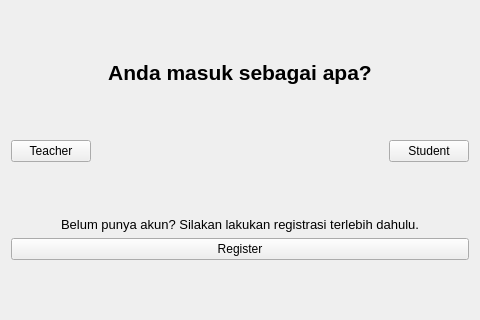
Before: the Qt Designer form ui/page1.ui in Thisyath/tubes-, drawn with Qt 5.
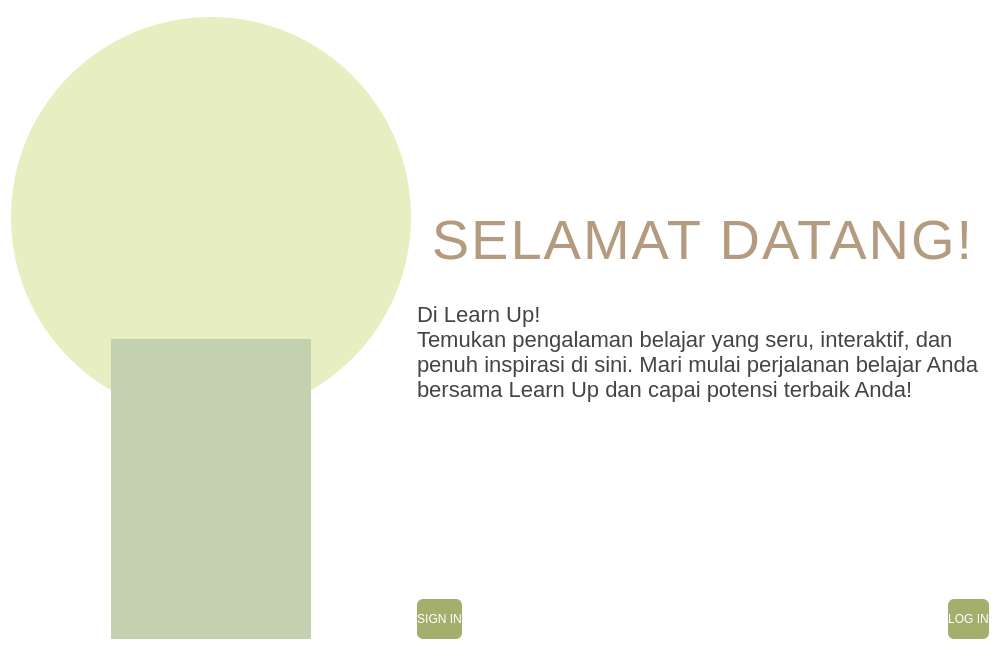
After: the same form once the commit is applied.

Commit message: ui masih berantakan

Patch:
```diff
--- a/ui/page1.ui
+++ b/ui/page1.ui
@@ -6,99 +6,187 @@
    <rect>
     <x>0</x>
     <y>0</y>
-    <width>480</width>
-    <height>320</height>
+    <width>1000</width>
+    <height>650</height>
    </rect>
   </property>
-  <property name="windowTitle">
-   <string>Pilih Peran</string>
-  </property>
-  <layout class="QVBoxLayout" name="verticalLayout">
-   <item>
-    <spacer name="verticalSpacerTop">
-     <property name="orientation">
-      <enum>Qt::Vertical</enum>
-     </property>
-     <property name="sizeHint" stdset="0">
+  <property name="minimumSize">
       <size>
-       <width>20</width>
-       <height>30</height>
-      </size>
-     </property>
-    </spacer>
-   </item>
+    <width>1000</width>
+    <height>650</height>
+   </size>
+  </property>
+  <property name="styleSheet">
+   <string notr="true">
+QWidget {
+    background-color: #ffffff;
+}
+#headerBG {
+    background-color: #e1e7b5;
+}
+#circleLarge {
+    background-color: #e7eec1;
+    border-radius: 200px;
+}
+#circleSmall {
+    background-color: #c3d1b0;
+    border-radius: 150px;
+}
+QPushButton {
+    background-color: #a4af6e;
+    color: #fff;
+    font-size: 12px;
+    font-family: Arial;
+    border-radius: 6px;
+    height: 40px;
+}
+QPushButton:hover {
+    background-color: #8f9f5e;
+}
+#titleLabel {
+    font-size: 56px;
+    font-family: Arial;
+    color: #b49b7f;
+    font-weight: 400;
+    letter-spacing: 2px;
+}
+#descLabel {
+    font-size: 22px;
+    font-family: Arial;
+    color: #444;
+}
+   </string>
+  </property>
+  <layout class="QVBoxLayout" name="mainVerticalLayout">
    <item>
-    <widget class="QLabel" name="labelTitle">
-     <property name="text">
-      <string>Anda masuk sebagai apa?</string>
+    <widget class="QFrame" name="headerBG">
+     <property name="minimumHeight">
+      <number>48</number>
      </property>
-     <property name="alignment">
-      <set>Qt::AlignHCenter|Qt::AlignVCenter</set>
+     <property name="maximumHeight">
+      <number>48</number>
      </property>
-     <property name="font">
-      <font>
-       <pointsize>16</pointsize>
-       <weight>75</weight>
-       <bold>true</bold>
-      </font>
+     <property name="frameShape">
+      <enum>QFrame::NoFrame</enum>
      </property>
     </widget>
    </item>
    <item>
-    <spacer name="verticalSpacer1">
+    <layout class="QHBoxLayout" name="contentHLayout">
+     <item>
+      <layout class="QVBoxLayout" name="leftCircleLayout">
+       <item>
+        <spacer name="verticalSpacer">
      <property name="orientation">
       <enum>Qt::Vertical</enum>
      </property>
      <property name="sizeHint" stdset="0">
       <size>
        <width>20</width>
-       <height>10</height>
+           <height>120</height>
       </size>
      </property>
     </spacer>
    </item>
    <item>
-    <layout class="QHBoxLayout" name="horizontalLayout">
-     <item>
-      <widget class="QPushButton" name="btnTeacher">
-       <property name="text">
-        <string>Teacher</string>
-       </property>
-       <property name="minimumWidth">
-        <number>120</number>
-       </property>
-       <property name="minimumHeight">
-        <number>40</number>
-       </property>
+        <widget class="QWidget" name="circleLarge" native="true">
+         <property name="minimumSize">
+          <size>
+           <width>400</width>
+           <height>400</height>
+          </size>
+         </property>
+         <property name="maximumSize">
+          <size>
+           <width>400</width>
+           <height>400</height>
+          </size>
+         </property>
+         <property name="styleSheet">
+          <string notr="true">background-color: #e7eec1; border-radius: 200px;</string>
+         </property>
+         <layout class="QVBoxLayout"/>
       </widget>
      </item>
      <item>
-      <spacer name="horizontalSpacer">
-       <property name="orientation">
-        <enum>Qt::Horizontal</enum>
-       </property>
-       <property name="sizeHint" stdset="0">
+        <widget class="QWidget" name="circleSmall" native="true">
+         <property name="minimumSize">
+          <size>
+           <width>300</width>
+           <height>300</height>
+          </size>
+         </property>
+         <property name="maximumSize">
         <size>
-         <width>20</width>
-         <height>20</height>
-        </size>
-       </property>
-      </spacer>
-     </item>
-     <item>
-      <widget class="QPushButton" name="btnStudent">
-       <property name="text">
-        <string>Student</string>
-       </property>
-       <property name="minimumWidth">
-        <number>120</number>
-       </property>
-       <property name="minimumHeight">
-        <number>40</number>
-       </property>
+           <width>300</width>
+           <height>300</height>
+          </size>
+         </property>
+         <property name="styleSheet">
+          <string notr="true">background-color: #c3d1b0; border-radius: 150px; margin-top:-120px; margin-left:100px;</string>
+         </property>
+         <layout class="QVBoxLayout"/>
       </widget>
      </item>
     </layout>
+     </item>
+     <item>
+      <layout class="QVBoxLayout" name="contentVBox">
+       <item>
+        <spacer name="contentTopSpacer">
+         <property name="orientation">
+          <enum>Qt::Vertical</enum>
+         </property>
+         <property name="sizeHint" stdset="0">
+          <size>
+           <width>20</width>
+           <height>60</height>
+          </size>
+         </property>
+        </spacer>
+       </item>
+       <item>
+        <widget class="QLabel" name="titleLabel">
+         <property name="text">
+          <string>SELAMAT DATANG!</string>
+         </property>
+         <property name="objectName">
+          <string>titleLabel</string>
+         </property>
+         <property name="alignment">
+          <set>Qt::AlignCenter</set>
+         </property>
+         <property name="minimumHeight">
+          <number>70</number>
+         </property>
+         <property name="styleSheet">
+          <string notr="true">font-size: 56px; color: #b49b7f; font-family: Arial; font-weight: 400; letter-spacing: 2px;</string>
+         </property>
+        </widget>
+       </item>
+       <item>
+        <widget class="QLabel" name="descLabel">
+         <property name="text">
+          <string>
+Di Learn Up!
+Temukan pengalaman belajar yang seru, interaktif, dan penuh inspirasi di sini. Mari mulai perjalanan belajar Anda bersama Learn Up dan capai potensi terbaik Anda!</string>
+         </property>
+         <property name="objectName">
+          <string>descLabel</string>
+         </property>
+         <property name="alignment">
+          <set>Qt::AlignLeft|Qt::AlignTop</set>
+         </property>
+         <property name="wordWrap">
+          <bool>true</bool>
+         </property>
+         <property name="minimumHeight">
+          <number>90</number>
+         </property>
+         <property name="styleSheet">
+          <string notr="true">font-size: 22px; color: #444; font-family: Arial;</string>
+         </property>
+        </widget>
    </item>
    <item>
     <spacer name="verticalSpacer2">
@@ -108,30 +196,17 @@
      <property name="sizeHint" stdset="0">
       <size>
        <width>20</width>
-       <height>30</height>
+           <height>20</height>
       </size>
      </property>
     </spacer>
    </item>
    <item>
-    <widget class="QLabel" name="labelRegisterInfo">
-     <property name="text">
-      <string>Belum punya akun? Silakan lakukan registrasi terlebih dahulu.</string>
-     </property>
-     <property name="alignment">
-      <set>Qt::AlignHCenter</set>
-     </property>
-     <property name="font">
-      <font>
-       <pointsize>10</pointsize>
-      </font>
-     </property>
-    </widget>
-   </item>
+        <layout class="QHBoxLayout" name="buttonHLayout">
    <item>
     <widget class="QPushButton" name="btnRegister">
      <property name="text">
-      <string>Register</string>
+            <string>SIGN IN</string>
      </property>
      <property name="minimumWidth">
       <number>120</number>
@@ -145,20 +220,45 @@
      <property name="maximumHeight">
       <number>40</number>
      </property>
+           <property name="styleSheet">
+            <string notr="true">background-color: #a4af6e; color: #fff; font-size: 12px; border-radius: 6px; font-family: Arial;</string>
+           </property>
     </widget>
    </item>
    <item>
-    <spacer name="verticalSpacerBottom">
+          <spacer name="buttonSpacer">
      <property name="orientation">
-      <enum>Qt::Vertical</enum>
+            <enum>Qt::Horizontal</enum>
      </property>
      <property name="sizeHint" stdset="0">
       <size>
-       <width>20</width>
-       <height>20</height>
+             <width>40</width>
+             <height>10</height>
       </size>
      </property>
     </spacer>
+         </item>
+         <item>
+          <widget class="QPushButton" name="btnLogin">
+           <property name="text">
+            <string>LOG IN</string>
+           </property>
+           <property name="minimumWidth">
+            <number>260</number>
+           </property>
+           <property name="minimumHeight">
+            <number>40</number>
+           </property>
+           <property name="styleSheet">
+            <string notr="true">background-color: #a4af6e; color: #fff; font-size: 12px; border-radius: 6px; font-family: Arial;</string>
+           </property>
+          </widget>
+         </item>
+        </layout>
+       </item>
+      </layout>
+     </item>
+    </layout>
    </item>
   </layout>
  </widget>
```
Left out of the diff: 15 changed lines with no effect on the pictures. Lines whose indentation alone changed are shown as unchanged. The commit also changes 7 other files.
